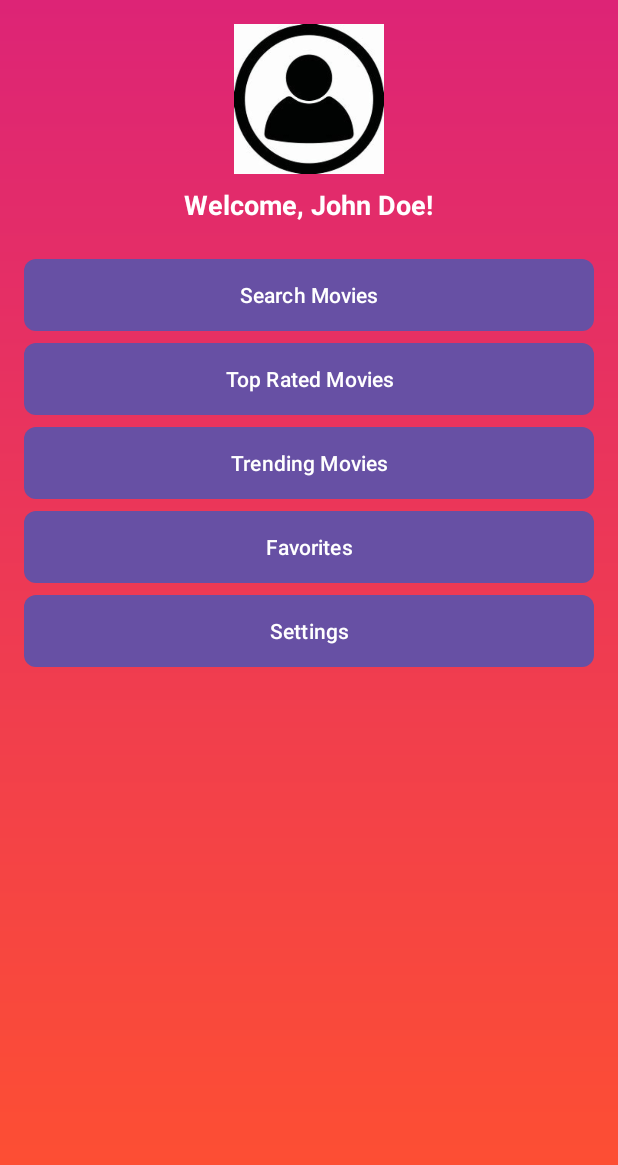
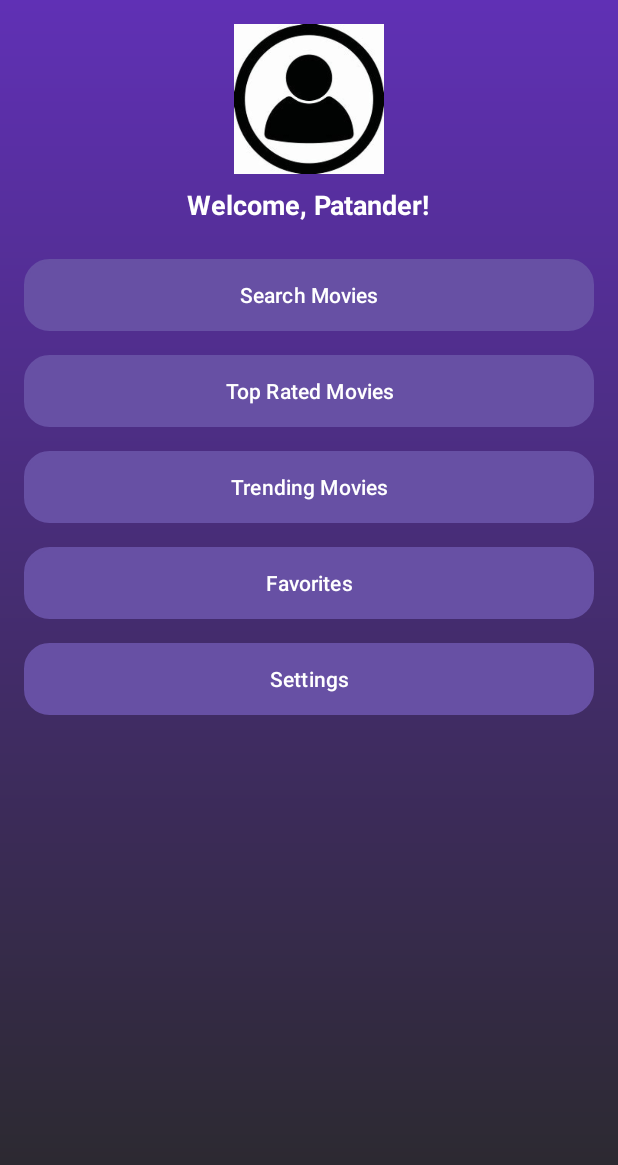
Before and after one commit to Ranshiv/TMDB, an Android app: the screen it shows after launch (HomeActivity), on a phone screen of 412 x 824 dp. Shown: the top 1165 px of the screen. Run offline under Robolectric (Android 15) with nearby library versions, the phone set to English and light mode, and no system bars.

Commit message:
Fourth Commit

```diff
--- a/app/src/main/java/com/sagara/finalproject/HomeActivity.java
+++ b/app/src/main/java/com/sagara/finalproject/HomeActivity.java
@@ -28,7 +28,7 @@ public class HomeActivity extends AppCompatActivity {
         userAvatar = findViewById(R.id.userAvatar);
 
         // Mock user data
-        userNameTextView.setText("Welcome, John Doe!");
+        userNameTextView.setText("Welcome, Patander!");
 
         searchMoviesButton.setOnClickListener(v -> {
             Intent intent = new Intent(HomeActivity.this, MainActivity.class);
--- a/app/src/main/res/drawable/button_bg.xml
+++ b/app/src/main/res/drawable/button_bg.xml
@@ -1,5 +1,20 @@
 <?xml version="1.0" encoding="utf-8"?>
-<shape xmlns:android="http://schemas.android.com/apk/res/android">
-    <solid android:color="#FF5722" />
-    <corners android:radius="8dp" />
-</shape>
+<selector xmlns:android="http://schemas.android.com/apk/res/android">
+    <item android:state_pressed="true">
+        <shape>
+            <solid android:color="#FF5722" /> <!-- Pressed color -->
+            <corners android:radius="16dp" />
+            <stroke android:width="2dp" android:color="#D84315" />
+        </shape>
+    </item>
+    <item>
+        <shape>
+            <gradient
+                android:startColor="#FF7043"
+                android:endColor="#BF360C"
+                android:angle="45" />
+            <corners android:radius="16dp" />
+            <stroke android:width="2dp" android:color="#FF5722" />
+        </shape>
+    </item>
+</selector>
--- a/app/src/main/res/drawable/gradient_bg.xml
+++ b/app/src/main/res/drawable/gradient_bg.xml
@@ -1,7 +1,7 @@
 <?xml version="1.0" encoding="utf-8"?>
 <shape xmlns:android="http://schemas.android.com/apk/res/android">
     <gradient
-        android:startColor="#FF512F"
-        android:endColor="#DD2476"
+        android:startColor="#292929"
+        android:endColor="#6030B5"
         android:angle="90" />
 </shape>
--- a/app/src/main/res/layout/activity_home.xml
+++ b/app/src/main/res/layout/activity_home.xml
@@ -37,7 +37,7 @@
             android:layout_width="match_parent"
             android:layout_height="wrap_content"
             android:text="Search Movies"
-            android:layout_marginBottom="8dp"
+            android:layout_marginBottom="16dp"
             android:background="@drawable/button_bg"
             android:textColor="@android:color/white" />
 
@@ -46,7 +46,7 @@
             android:layout_width="match_parent"
             android:layout_height="wrap_content"
             android:text="Top Rated Movies"
-            android:layout_marginBottom="8dp"
+            android:layout_marginBottom="16dp"
             android:background="@drawable/button_bg"
             android:textColor="@android:color/white" />
 
@@ -55,7 +55,7 @@
             android:layout_width="match_parent"
             android:layout_height="wrap_content"
             android:text="Trending Movies"
-            android:layout_marginBottom="8dp"
+            android:layout_marginBottom="16dp"
             android:background="@drawable/button_bg"
             android:textColor="@android:color/white" />
 
@@ -64,7 +64,7 @@
             android:layout_width="match_parent"
             android:layout_height="wrap_content"
             android:text="Favorites"
-            android:layout_marginBottom="8dp"
+            android:layout_marginBottom="16dp"
             android:background="@drawable/button_bg"
             android:textColor="@android:color/white" />
 
@@ -73,6 +73,7 @@
             android:layout_width="match_parent"
             android:layout_height="wrap_content"
             android:text="Settings"
+            android:layout_marginBottom="16dp"
             android:background="@drawable/button_bg"
             android:textColor="@android:color/white" />
     </LinearLayout>
--- a/app/src/main/res/values-night/themes.xml
+++ /dev/null
@@ -1,7 +0,0 @@
-<resources xmlns:tools="http://schemas.android.com/tools">
-    <!-- Base application theme. -->
-    <style name="Base.Theme.FinalProject" parent="Theme.Material3.DayNight.NoActionBar">
-        <!-- Customize your dark theme here. -->
-        <!-- <item name="colorPrimary">@color/my_dark_primary</item> -->
-    </style>
-</resources>
```
Also changed, not shown: app/src/main/res/drawable/button_shadow.xml (added, +18 -0 lines), app/src/main/res/values/colors.xml (+9 -0 lines).
